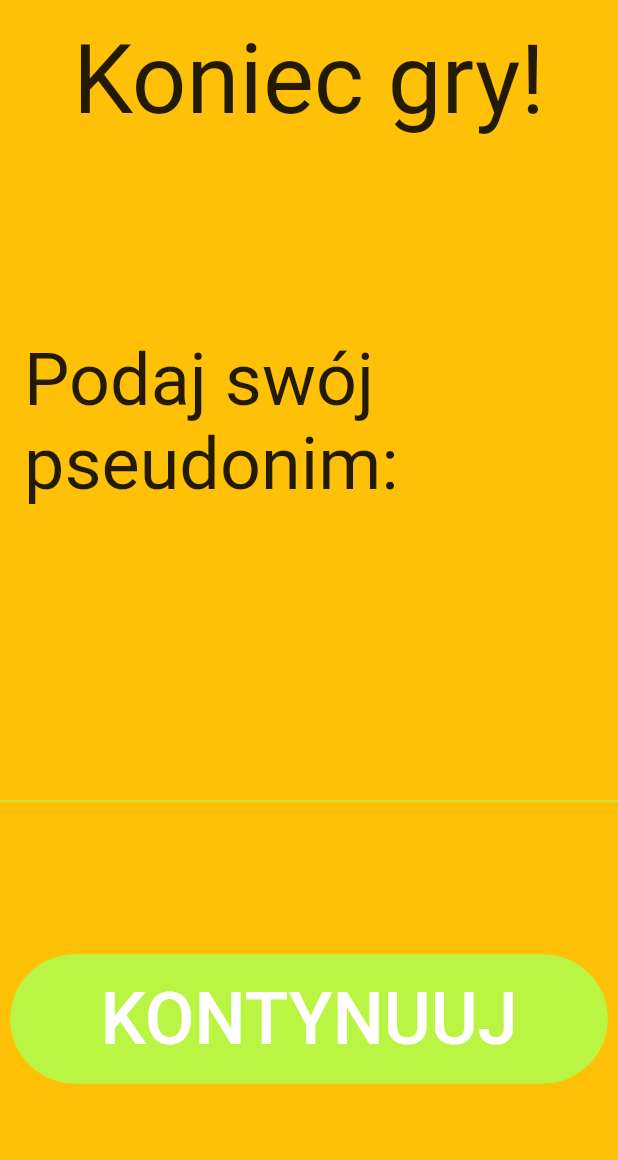
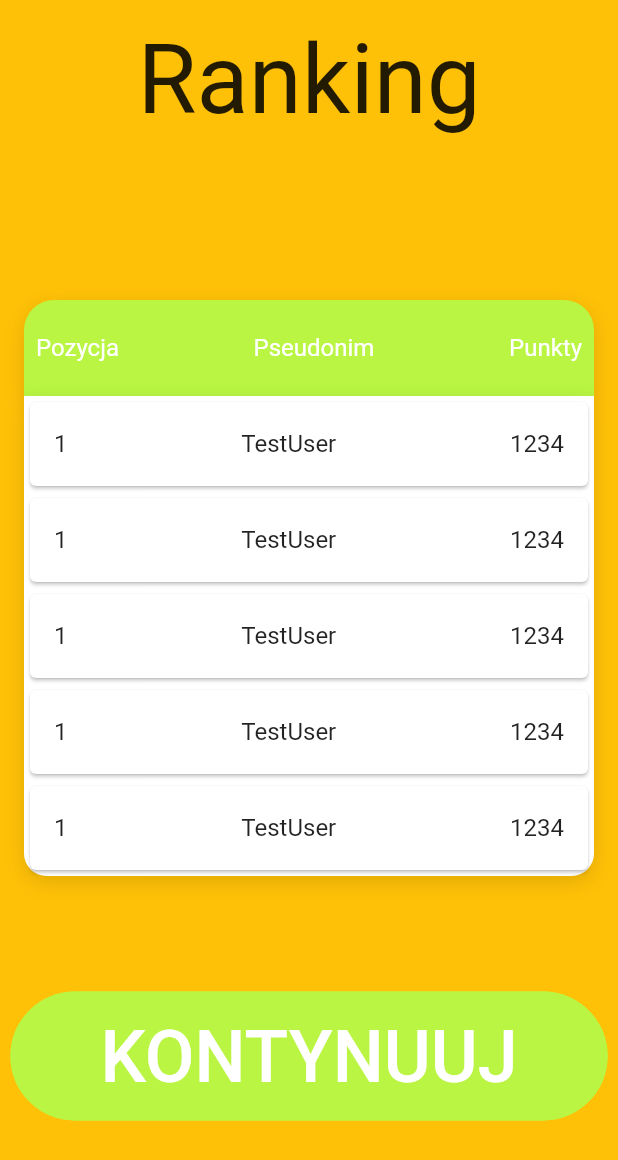
Before and after one commit to DaDudel/teaching-children-app, a Flutter app: the screen it shows after launch, on a phone screen of 412 x 824 dp. Shown: the top 1160 px of the screen. Run offline on Flutter 3.47's test engine with Material 2 defaults, Android fonts, the phone set to English and light mode, and no system bars; our stand-ins replace google_fonts.

Commit message:
rankingscreen

```diff
--- a/application/lib/main.dart
+++ b/application/lib/main.dart
@@ -1,5 +1,6 @@
 import 'package:application/screens/finishScreen.dart';
 import 'package:application/screens/mainScreen.dart';
+import 'package:application/screens/rankingScreen.dart';
 import 'package:flutter/material.dart';
 
 void main() {
@@ -16,7 +17,7 @@ class MyApp extends StatelessWidget {
         primarySwatch: Colors.blue,
       ),
       //home: MyHomePage(title: 'Flutter Demo Home Page'),
-      home: FinishScreen(),
+      home: RankingScreen(),
     );
   }
 }
--- /dev/null
+++ b/application/lib/screens/rankingScreen.dart
@@ -0,0 +1,158 @@
+import 'package:application/theming/myColors.dart';
+import 'package:application/utils/userScore.dart';
+import 'package:application/widgets/myButton.dart';
+import 'package:flutter/material.dart';
+import 'package:google_fonts/google_fonts.dart';
+
+class RankingScreen extends StatefulWidget {
+  const RankingScreen({Key? key}) : super(key: key);
+
+  @override
+  _RankingScreenState createState() => _RankingScreenState();
+}
+
+class _RankingScreenState extends State<RankingScreen> {
+  List<UserScore> scores = [
+    UserScore(),
+    UserScore(),
+    UserScore(),
+    UserScore(),
+    UserScore(),
+    UserScore(),
+    UserScore(),
+  ];
+
+  @override
+  Widget build(BuildContext context) {
+    return Container(
+        color: MyColors().myAmber,
+        child: Column(
+          children: [
+            Material(
+              color: Colors.transparent,
+              child: Container(
+                padding: EdgeInsets.all(16),
+                child: Text('Ranking',
+                    style: GoogleFonts.mcLaren(
+                      fontSize: 64,
+                    )),
+              ),
+            ),
+            Expanded(
+              child: Container(),
+            ),
+            Container(
+              height: 400,
+              child: Expanded(
+                child: Column(
+                  children: [
+                    Expanded(
+                      //flex: 2,
+                      child: Padding(
+                        padding: EdgeInsets.fromLTRB(16, 16, 16, 0),
+                        child: Container(
+                          decoration: BoxDecoration(
+                            boxShadow: [
+                              BoxShadow(
+                                color: Colors.black12,
+                                blurRadius: 11.0,
+                                spreadRadius: 0.0,
+                                offset: Offset(0.0, 4.0),
+                              ),
+                            ],
+                            borderRadius: BorderRadius.only(
+                                topLeft: Radius.circular(20),
+                                topRight: Radius.circular(20)),
+                            color: MyColors().secondaryColor,
+                          ),
+                          child: Material(
+                            color: Colors.transparent,
+                            textStyle: TextStyle(color: Colors.white),
+                            child: Padding(
+                              padding: const EdgeInsets.fromLTRB(8, 16, 8, 16),
+                              child: Row(
+                                mainAxisAlignment:
+                                    MainAxisAlignment.spaceBetween,
+                                children: [
+                                  Text(
+                                    'Pozycja',
+                                    style: GoogleFonts.mcLaren(
+                                      fontSize: 16,
+                                    ),
+                                  ),
+                                  Text(
+                                    'Pseudonim',
+                                    style: GoogleFonts.mcLaren(
+                                      fontSize: 16,
+                                    ),
+                                  ),
+                                  Text(
+                                    'Punkty',
+                                    style: GoogleFonts.mcLaren(
+                                      fontSize: 16,
+                                    ),
+                                  ),
+                                ],
+                              ),
+                            ),
+                          ),
+                        ),
+                      ),
+                    ),
+                    Expanded(
+                      flex: 4,
+                      child: Padding(
+                        padding: EdgeInsets.fromLTRB(16, 0, 16, 0),
+                        child: Container(
+                          decoration: BoxDecoration(
+                            color: Colors.white,
+                            borderRadius: BorderRadius.only(
+                              bottomLeft: Radius.circular(15),
+                              bottomRight: Radius.circular(15),
+                            ),
+                            boxShadow: [
+                              BoxShadow(
+                                color: Colors.black12,
+                                blurRadius: 11.0,
+                                spreadRadius: 0.0,
+                                offset: Offset(0.0, 4.0),
+                              ),
+                            ],
+                          ),
+                          child: ListView.builder(
+                            itemBuilder: (context, index) {
+                              return Card(
+                                child: ListTile(
+                                  onTap: () {},
+                                  title: Row(
+                                    mainAxisAlignment:
+                                        MainAxisAlignment.spaceBetween,
+                                    children: [
+                                      Text(scores[index].id.toString()),
+                                      Text(scores[index].userName),
+                                      Text(scores[index].score.toString()),
+                                    ],
+                                  ),
+                                ),
+                                // title: Text(scores[index].userName)),
+                              );
+                            },
+                          ),
+                        ),
+                      ),
+                    ),
+                  ],
+                ),
+              ),
+            ),
+            Expanded(
+              child: Container(),
+            ),
+            MyButton(buttonText: 'Kontynuuj', onPressed: () => {}),
+            Expanded(
+              child: Container(),
+            ),
+          ],
+        ));
+  }
+}
--- /dev/null
+++ b/application/lib/utils/userScore.dart
@@ -0,0 +1,5 @@
+class UserScore {
+  final int id = 1;
+  final String userName = "TestUser";
+  final int score = 1234;
+}
```
